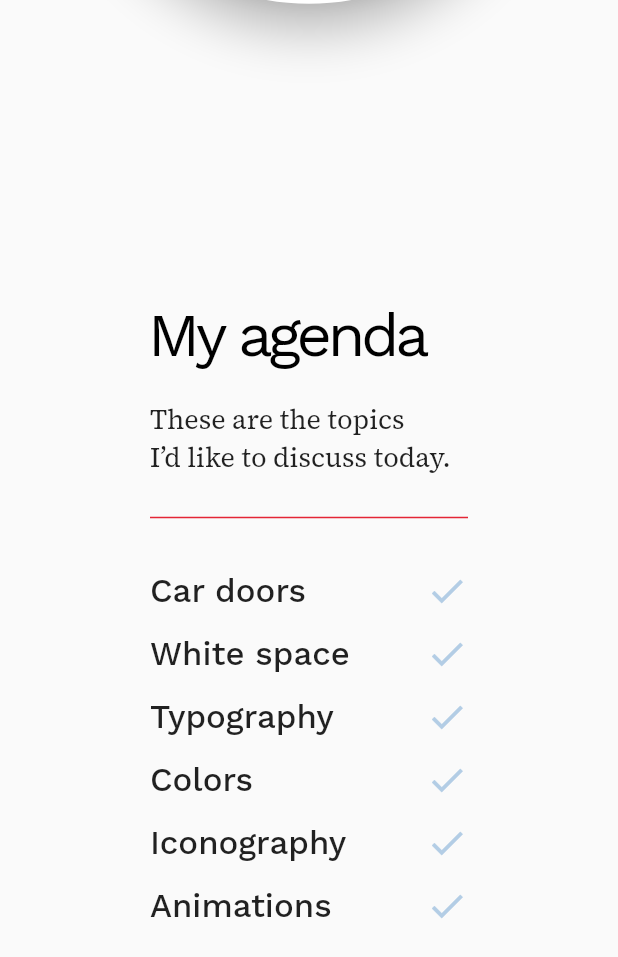
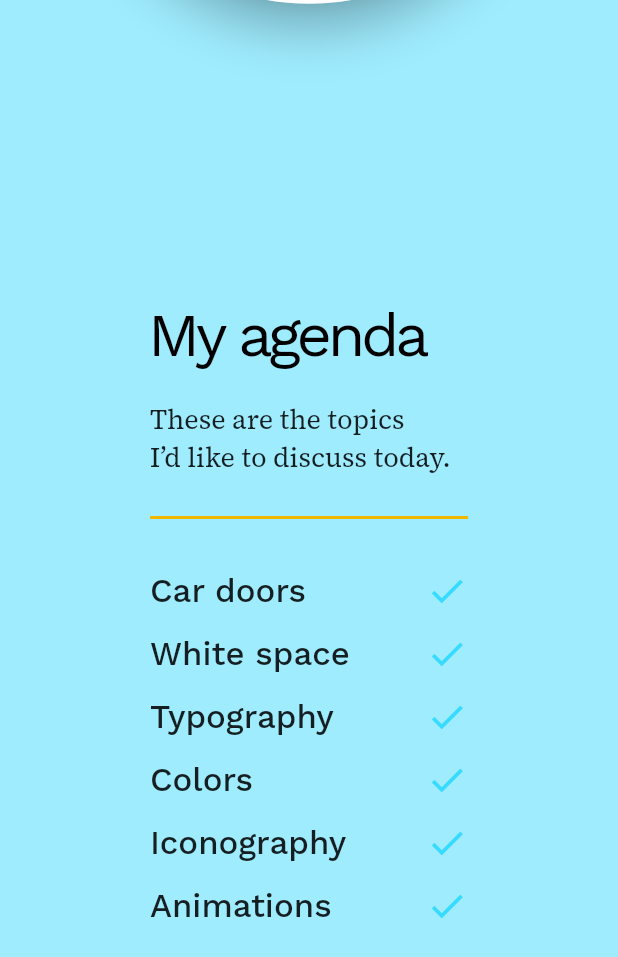
Before and after one commit to filiph/little_things, a Flutter app: the screen it shows after launch, on a phone screen of 412 x 824 dp. Shown: the top 957 px of the screen. Run offline on Flutter 3.47's test engine with Material 2 defaults, Android fonts, the phone set to English and light mode, and no system bars; our stand-ins replace google_fonts, yaml.

Commit message:
Get colors from event visual

```diff
--- a/lib/main.dart
+++ b/lib/main.dart
@@ -26,19 +26,20 @@ class MyApp extends StatelessWidget {
       title: 'Flutter Demo',
       theme: ThemeData(
         primarySwatch: MaterialColor(0xFF386FA4, {
-          50: Color(0xFFD1E1EF),
-          100: Color(0xFFB3CDE5),
-          200: Color(0xFF85AFD5),
-          300: Color(0xFF679BCB),
-          400: Color(0xFF4987C1),
-          500: Color(0xFF386FA4),
-          600: Color(0xFF386FA4),
-          700: Color(0xFF2F5D89),
-          800: Color(0xFF1F3E5B),
-          900: Color(0xFF101F2E),
+          50: Color(0xFF9AE7FF),
+          100: Color(0xFF37DBFF),
+          200: Color(0xFF01C9FF),
+          300: Color(0xFF1C8CFC),
+          400: Color(0xFF0E48A4),
+          500: Color(0xFF005CB0),
+          600: Color(0xFF004A8B),
+          700: Color(0xFF003666),
+          800: Color(0xFF00213D),
+          900: Color(0xFF001629),
         }),
-        accentColor: Color(0xFFE42535),
-        splashColor: Color(0xFFD1E1EF),
+        accentColor: Color(0xFFF0B600),
+        splashColor: Color(0xFF9AE7FF),
+        canvasColor: Color(0xFF9FECFF),
         visualDensity: VisualDensity.adaptivePlatformDensity,
         textTheme: TextTheme(
           headline4: GoogleFonts.workSans(
--- a/lib/src/list.dart
+++ b/lib/src/list.dart
@@ -37,7 +37,7 @@ class MyAgendaList extends StatelessWidget {
                     padding:
                         const EdgeInsets.only(left: 20, right: 20, bottom: 20),
                     child: Divider(
-                      thickness: 1,
+                      thickness: 2,
                       color: theme.accentColor,
                     ),
                   ),
```
